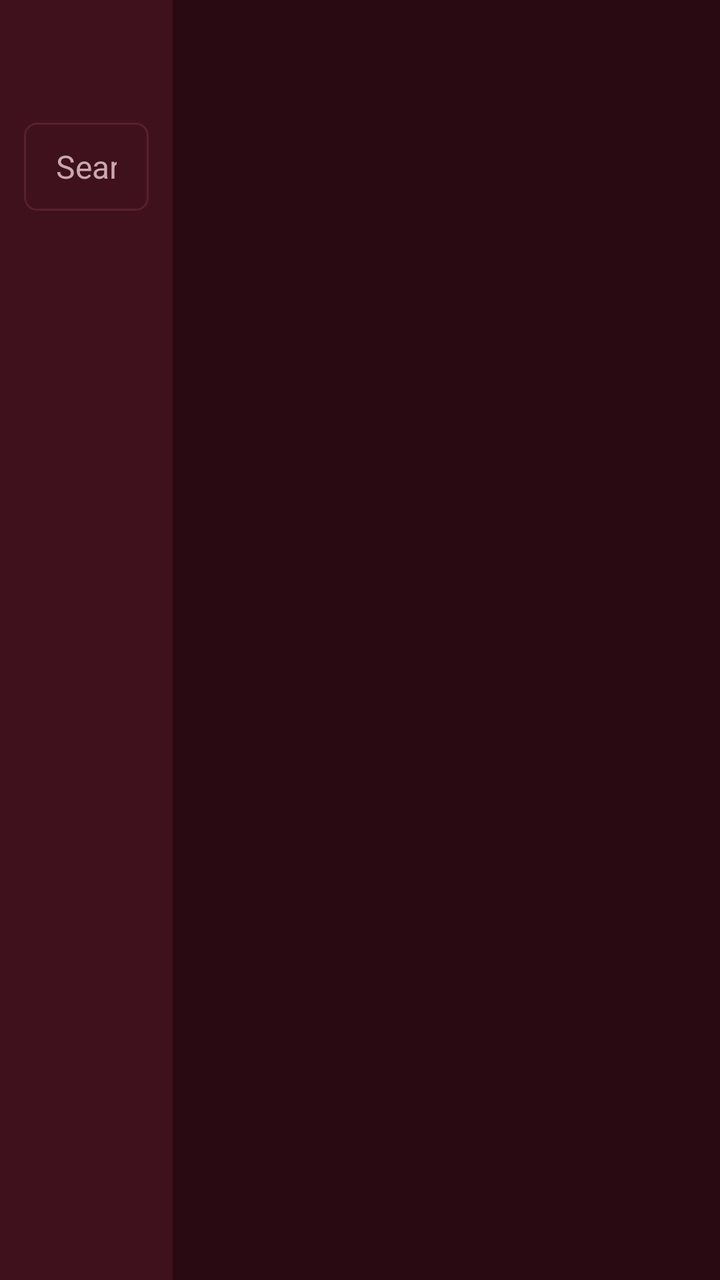
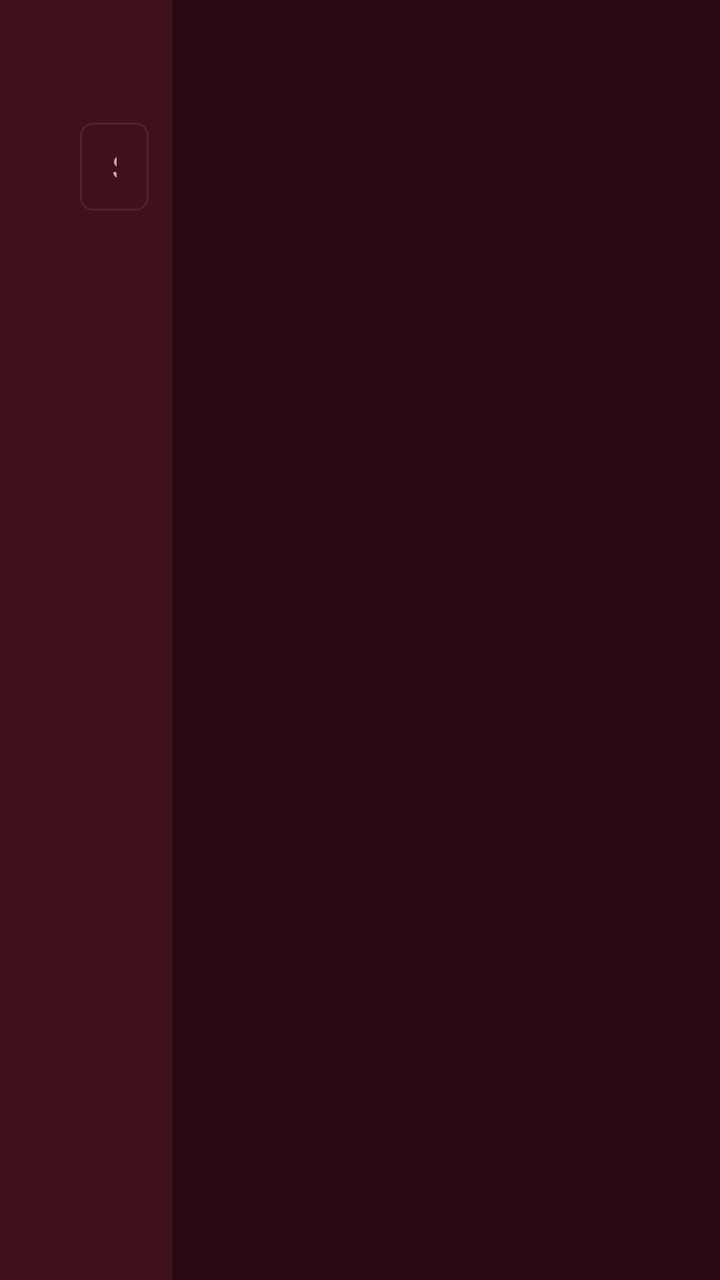

Before-and-after screenshots of an Android layout around one commit, followed by the original layout XML and the change that was made.
<!-- AndroidManifest.xml: application theme Theme.IptvPlayer -->
<!-- res/layout/screen_vod.xml -->
<?xml version="1.0" encoding="utf-8"?>
<LinearLayout xmlns:android="http://schemas.android.com/apk/res/android"
    android:layout_width="match_parent"
    android:layout_height="match_parent"
    android:background="@color/background"
    android:orientation="horizontal">

    <LinearLayout
        android:layout_width="0dp"
        android:layout_height="match_parent"
        android:layout_weight="24"
        android:background="@color/surface"
        android:orientation="vertical"
        android:paddingStart="12dp"
        android:paddingTop="20dp"
        android:paddingEnd="12dp">

        <TextView
            android:id="@+id/title"
            style="@style/Text.Title"
            android:layout_width="wrap_content"
            android:layout_height="wrap_content"
            android:paddingStart="8dp"
            android:textSize="22sp" />

        <EditText
            android:id="@+id/search"
            style="@style/SearchInput" />

        <androidx.recyclerview.widget.RecyclerView
            android:id="@+id/categories"
            android:layout_width="match_parent"
            android:layout_height="match_parent"
            android:layout_marginTop="12dp"
            android:scrollbars="none" />
    </LinearLayout>

    <LinearLayout
        android:layout_width="0dp"
        android:layout_height="match_parent"
        android:layout_weight="76"
        android:orientation="vertical"
        android:paddingStart="16dp"
        android:paddingTop="20dp"
        android:paddingEnd="16dp">

        <TextView
            android:id="@+id/category_title"
            style="@style/Text.Body"
            android:layout_width="match_parent"
            android:layout_height="wrap_content"
            android:ellipsize="end"
            android:maxLines="1"
            android:paddingStart="8dp"
            android:textSize="20sp"
            android:textStyle="bold" />

        <FrameLayout
            android:layout_width="match_parent"
            android:layout_height="match_parent"
            android:layout_marginTop="12dp">

            <androidx.recyclerview.widget.RecyclerView
                android:id="@+id/grid"
                android:layout_width="match_parent"
                android:layout_height="match_parent"
                android:clipToPadding="false"
                android:paddingBottom="16dp"
                android:scrollbars="none" />

            <TextView
                android:id="@+id/empty"
                style="@style/Text.Secondary"
                android:layout_width="wrap_content"
                android:layout_height="wrap_content"
                android:layout_gravity="center"
                android:text="@string/nothing_here"
                android:visibility="gone" />
        </FrameLayout>
    </LinearLayout>
</LinearLayout>
<!-- resources referenced by this layout -->
<resources>
  <color name="background">#FF2A0A12</color>
  <color name="surface">#FF3F111C</color>
  <string name="nothing_here">Nothing in this category</string>
  <style name="SearchInput" parent="Input">
          <item name="android:layout_height">44dp</item>
          <item name="android:hint">@string/search</item>
          <item name="android:imeOptions">actionSearch|flagNoExtractUi</item>
          <item name="android:inputType">text|textNoSuggestions</item>
          <item name="android:importantForAutofill">no</item>
          <item name="android:textSize">16sp</item>
      </style>
  <style name="Text.Body" parent="">
          <item name="android:textColor">@color/text_primary</item>
          <item name="android:textSize">18sp</item>
      </style>
  <style name="Text.Secondary" parent="">
          <item name="android:textColor">@color/text_secondary</item>
          <item name="android:textSize">16sp</item>
      </style>
  <style name="Text.Title" parent="">
          <item name="android:textColor">@color/text_primary</item>
          <item name="android:textSize">28sp</item>
          <item name="android:textStyle">bold</item>
      </style>
  <style name="Theme.IptvPlayer" parent="android:Theme.Material.NoActionBar.Fullscreen">
          <item name="android:windowBackground">@color/background</item>
          <item name="android:colorBackground">@color/background</item>
          <item name="android:colorAccent">@color/accent</item>
          <item name="android:windowContentOverlay">@null</item>
      </style>
  <style name="Input" parent="">
          <item name="android:layout_width">match_parent</item>
          <item name="android:layout_height">52dp</item>
          <item name="android:layout_marginTop">12dp</item>
          <item name="android:background">@drawable/bg_input</item>
          <item name="android:paddingStart">16dp</item>
          <item name="android:paddingEnd">16dp</item>
          <item name="android:textColor">@color/text_primary</item>
          <item name="android:textColorHint">@color/text_secondary</item>
          <item name="android:textSize">18sp</item>
          <item name="android:singleLine">true</item>
          <item name="android:imeOptions">actionNext|flagNoExtractUi</item>
      </style>
  <string name="search">Search</string>
  <color name="text_primary">#FFF7EEF0</color>
  <color name="text_secondary">#FFC9A9B0</color>
  <color name="accent">#FFB0243F</color>
  <!-- drawable bg_input (drawable) -->
  <?xml version="1.0" encoding="utf-8"?>
  <selector xmlns:android="http://schemas.android.com/apk/res/android">
      <item android:state_focused="true">
          <shape android:shape="rectangle">
              <solid android:color="@color/surface" />
              <stroke android:width="2dp" android:color="@color/accent" />
              <corners android:radius="6dp" />
          </shape>
      </item>
      <item>
          <shape android:shape="rectangle">
              <solid android:color="@color/surface" />
              <stroke android:width="1dp" android:color="@color/divider" />
              <corners android:radius="6dp" />
          </shape>
      </item>
  </selector>
  <color name="divider">#FF57202D</color>
</resources>

<!-- the commit's change to res/layout/screen_vod.xml (unified diff, before → after) -->
@@ -11,7 +11,7 @@
         android:layout_weight="24"
         android:background="@color/surface"
         android:orientation="vertical"
-        android:paddingStart="12dp"
+        android:paddingStart="40dp"
         android:paddingTop="20dp"
         android:paddingEnd="12dp">
 
